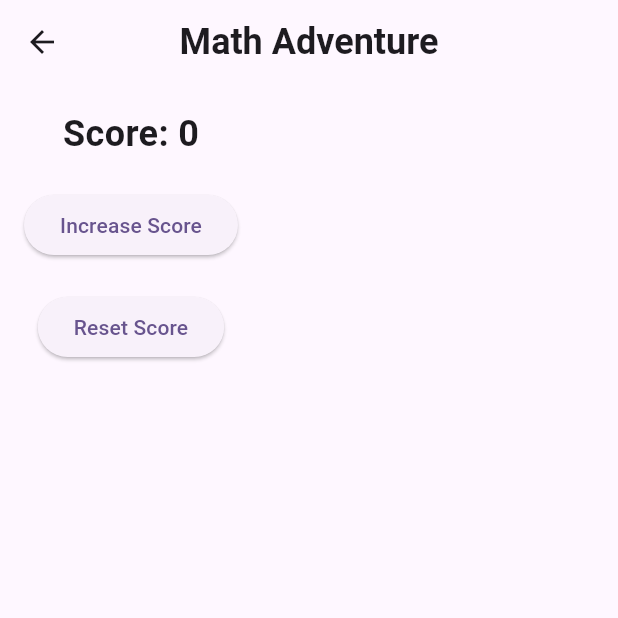
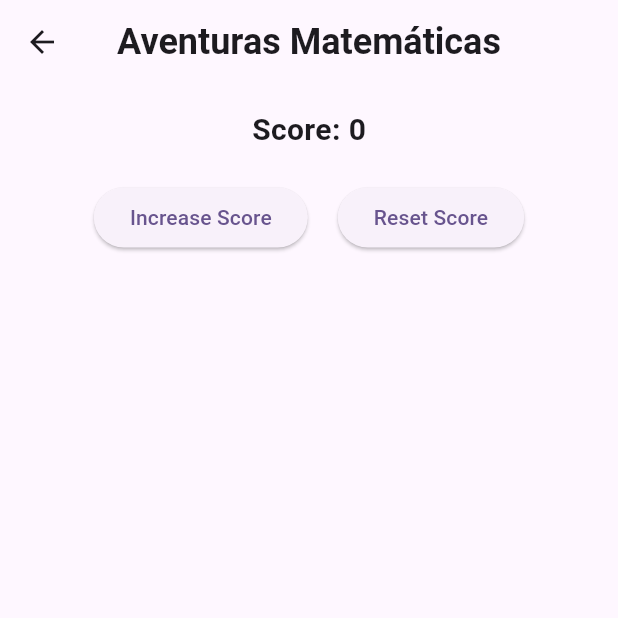
Before and after one commit to GrullonDev/EduPlay, a Flutter app: the MathAdventurePage screen opened by its route, on a phone screen of 412 x 824 dp, the top half of it. Run offline on Flutter 3.47's test engine with Material 3 defaults, Android fonts, the phone set to English and light mode, and no system bars.

Commit message:
Added navigation for the Mathematical Adventures screen.

```diff
--- a/lib/features/math_adventure/pages/math_adventure_layout.dart
+++ b/lib/features/math_adventure/pages/math_adventure_layout.dart
@@ -17,17 +17,23 @@ class MathAdventureLayout extends StatelessWidget {
           children: [
             Text(
               'Score: ${bloc.score}',
-              style: const TextStyle(fontSize: 24, fontWeight: FontWeight.bold),
+              style: const TextStyle(fontSize: 20, fontWeight: FontWeight.bold),
             ),
             const SizedBox(height: 20),
+            Row(
+              crossAxisAlignment: CrossAxisAlignment.start,
+              mainAxisAlignment: MainAxisAlignment.center,
+              children: [
                 ElevatedButton(
                   onPressed: bloc.increaseScore,
                   child: const Text('Increase Score'),
                 ),
-            const SizedBox(height: 20),
+                const SizedBox(width: 20),
                 ElevatedButton(
                   onPressed: bloc.resetScore,
                   child: const Text('Reset Score'),
+                ),
+              ],
             ),
           ],
         ),
--- a/lib/features/math_adventure/pages/math_adventure_page.dart
+++ b/lib/features/math_adventure/pages/math_adventure_page.dart
@@ -15,7 +15,7 @@ class MathAdventurePage extends StatelessWidget {
       builder: (_, __) => Scaffold(
         appBar: AppBar(
           title: const Text(
-            'Math Adventure',
+            'Aventuras Matemáticas',
             textAlign: TextAlign.center,
             style: TextStyle(
               fontSize: 24,
--- a/lib/features/menu/bloc/menu_bloc.dart
+++ b/lib/features/menu/bloc/menu_bloc.dart
@@ -1,5 +1,6 @@
 import 'package:flutter/material.dart';
 import 'package:edu_play/features/menu/models/game.dart';
+import 'package:edu_play/utils/routes/router_paths.dart';
 
 class MenuProvider with ChangeNotifier {
   MenuProvider({
@@ -34,14 +35,50 @@ class MenuProvider with ChangeNotifier {
   }
 
   List<Game> get games => [
-        Game(title: 'Aventura Matemática', color: Colors.blue),
-        Game(title: 'Palabras Mágicas', color: Colors.green),
-        Game(title: 'Inglés Divertido', color: Colors.red),
-        Game(title: 'Exploradores de la Naturaleza', color: Colors.orange),
-        Game(title: 'Viaje en el Tiempo', color: Colors.purple),
-        Game(title: 'Mapa del Tesoro', color: Colors.yellow),
-        Game(title: 'Artistas en Acción', color: Colors.pink),
-        Game(title: 'Concierto de Colores', color: Colors.teal),
-        Game(title: 'Desafío Deportivo', color: Colors.brown),
+        Game(
+          title: 'Aventura Matemática',
+          color: Colors.blue,
+          onTap: () => Navigator.pushNamed(context, RouterPaths.mathAdventure),
+        ),
+        Game(
+          title: 'Palabras Mágicas',
+          color: Colors.green,
+          onTap: () {},
+        ),
+        Game(
+          title: 'Inglés Divertido',
+          color: Colors.red,
+          onTap: () {},
+        ),
+        Game(
+          title: 'Exploradores de la Naturaleza',
+          color: Colors.orange,
+          onTap: () {},
+        ),
+        Game(
+          title: 'Viaje en el Tiempo',
+          color: Colors.purple,
+          onTap: () {},
+        ),
+        Game(
+          title: 'Mapa del Tesoro',
+          color: Colors.yellow,
+          onTap: () {},
+        ),
+        Game(
+          title: 'Artistas en Acción',
+          color: Colors.pink,
+          onTap: () {},
+        ),
+        Game(
+          title: 'Concierto de Colores',
+          color: Colors.teal,
+          onTap: () {},
+        ),
+        Game(
+          title: 'Desafío Deportivo',
+          color: Colors.brown,
+          onTap: () {},
+        ),
       ];
 }
--- a/lib/features/menu/models/game.dart
+++ b/lib/features/menu/models/game.dart
@@ -3,9 +3,11 @@ import 'package:flutter/material.dart';
 class Game {
   final String title;
   final Color color;
+  final VoidCallback onTap;
 
   Game({
     required this.title,
     required this.color,
+    required this.onTap,
   });
 }
--- a/lib/features/menu/widgets/menu_buttons.dart
+++ b/lib/features/menu/widgets/menu_buttons.dart
@@ -28,9 +28,7 @@ class MenuButtons extends StatelessWidget {
               backgroundColor: game.color,
               padding: const EdgeInsets.all(16.0),
             ),
-            onPressed: () {
-              bloc.selectGame(game.title);
-            },
+            onPressed: game.onTap,
             child: Text(
               game.title,
               textAlign: TextAlign.center,
--- a/lib/utils/routes/router_switch.dart
+++ b/lib/utils/routes/router_switch.dart
@@ -25,9 +25,14 @@ class AppRouter {
         return MaterialPageRoute(
           builder: (_) => const MathAdventurePage(),
         );
-      // Agrega más rutas aquí según sea necesario
       default:
-        return MaterialPageRoute(builder: (_) => const LoginPage());
+        return MaterialPageRoute(
+          builder: (_) => const Scaffold(
+            body: Center(
+              child: Text('Page not found'),
+            ),
+          ),
+        );
     }
   }
 
```
Lines whose indentation alone changed are shown as unchanged.
